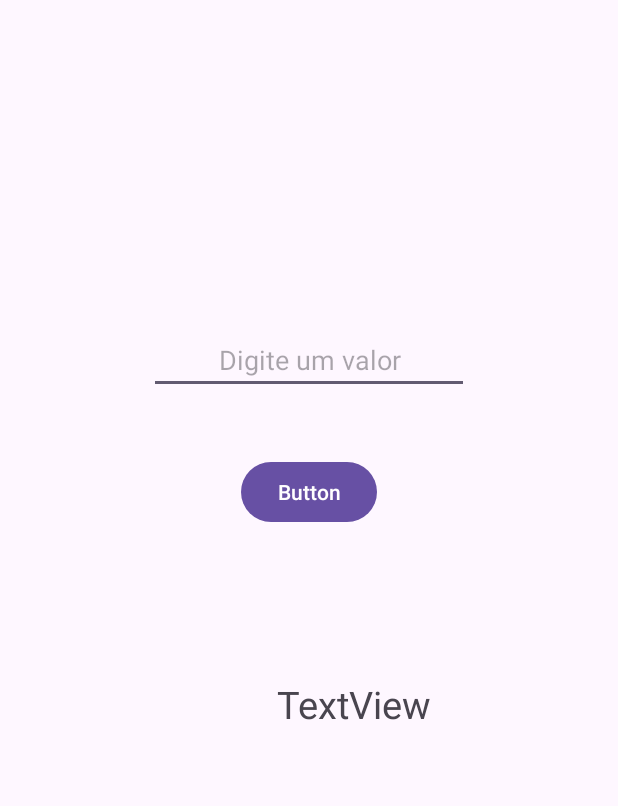
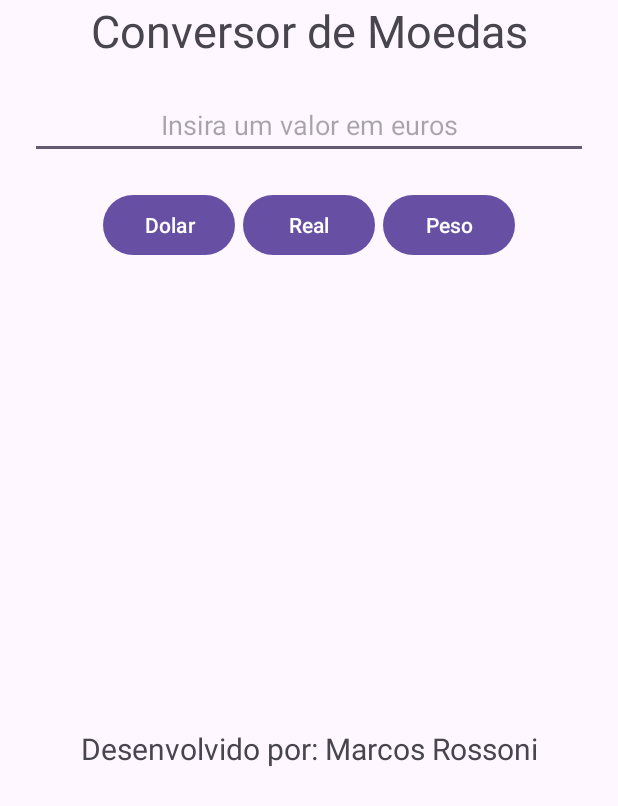
Before and after one commit to MarcosRossoni/conceitos-kotlin, an Android app: the layout activity_main.xml on its own in the app's theme, with its tools: preview values and no code run, on a phone screen of 412 x 824 dp. Shown: the top 806 px of the screen. Run offline under Robolectric (Android 15) with nearby library versions, the phone set to English and light mode, and no system bars.

Commit message:
alteracao no layote do conversor

```diff
--- a/Coversor/app/src/main/java/com/example/coversor/MainActivity.kt
+++ b/Coversor/app/src/main/java/com/example/coversor/MainActivity.kt
@@ -2,6 +2,7 @@ package com.example.coversor
 
 import androidx.appcompat.app.AppCompatActivity
 import android.os.Bundle
+import android.widget.Toast
 import com.example.coversor.databinding.ActivityMainBinding
 
 class MainActivity : AppCompatActivity() {
@@ -12,11 +13,27 @@ class MainActivity : AppCompatActivity() {
         binding = ActivityMainBinding.inflate(layoutInflater)
         setContentView(binding.root)
 
-        binding.buttonConverter.setOnClickListener {
-            val euro = binding.vlEuro.text.toString().toDouble()
-            var dolar = String.format("%.2f", euro * 1.6)
+        binding.buttonDolar.setOnClickListener {
+            escrever(0.8)
+        }
 
-            binding.vlConverter.text = "$dolar$"
+        binding.buttonPeso.setOnClickListener {
+            escrever(10.2)
+        }
+
+        binding.buttonReal.setOnClickListener {
+            escrever(5.0)
         }
     }
+
+    private fun escrever(taxa: Double) {
+        val euro = binding.editEuros.text.toString().trim()
+
+        if (!euro.isEmpty()){
+            val resultado = euro.toDouble() * taxa
+            Toast.makeText(applicationContext, "$resultado$", Toast.LENGTH_SHORT).show()
+        }
+    }
+
+
 }
--- a/Coversor/app/src/main/res/layout/activity_main.xml
+++ b/Coversor/app/src/main/res/layout/activity_main.xml
@@ -1,43 +1,60 @@
 <?xml version="1.0" encoding="utf-8"?>
-<androidx.constraintlayout.widget.ConstraintLayout xmlns:android="http://schemas.android.com/apk/res/android"
+<LinearLayout xmlns:android="http://schemas.android.com/apk/res/android"
     xmlns:app="http://schemas.android.com/apk/res-auto"
     xmlns:tools="http://schemas.android.com/tools"
     android:layout_width="match_parent"
     android:layout_height="match_parent"
+    android:orientation="vertical"
     tools:context=".MainActivity">
 
+    <TextView
+        android:layout_width="match_parent"
+        android:layout_height="wrap_content"
+        android:gravity="center"
+        android:text="Conversor de Moedas"
+        android:textSize="30sp" />
+
     <EditText
-        android:id="@+id/vl_euro"
-        android:layout_width="wrap_content"
+        android:id="@+id/edit_euros"
+        android:layout_width="match_parent"
         android:layout_height="wrap_content"
-        android:layout_marginTop="217dp"
-        android:ems="10"
+        android:layout_margin="20dp"
         android:gravity="center"
-        android:hint="Digite um valor"
-        android:inputType="text"
-        app:layout_constraintEnd_toEndOf="parent"
-        app:layout_constraintStart_toStartOf="parent"
-        app:layout_constraintTop_toTopOf="parent" />
+        android:hint="Insira um valor em euros"
+        android:inputType="number|numberDecimal|numberSigned" />
 
-    <Button
-        android:id="@+id/button_converter"
-        android:layout_width="wrap_content"
+    <LinearLayout
+        android:layout_width="match_parent"
         android:layout_height="wrap_content"
-        android:layout_marginTop="41dp"
-        android:text="Button"
-        app:layout_constraintEnd_toEndOf="parent"
-        app:layout_constraintStart_toStartOf="parent"
-        app:layout_constraintTop_toBottomOf="@+id/vl_euro" />
+        android:gravity="center"
+        android:orientation="horizontal">
+
+        <Button
+            android:id="@+id/button_dolar"
+            android:layout_width="wrap_content"
+            android:layout_height="wrap_content"
+            android:text="Dolar" />
+
+        <Button
+            android:id="@+id/button_real"
+            android:layout_width="wrap_content"
+            android:layout_height="wrap_content"
+            android:layout_marginHorizontal="5dp"
+            android:text="Real" />
+
+        <Button
+            android:id="@+id/button_peso"
+            android:layout_width="wrap_content"
+            android:layout_height="wrap_content"
+            android:text="Peso" />
+    </LinearLayout>
 
     <TextView
-        android:id="@+id/vl_converter"
-        android:layout_width="wrap_content"
-        android:layout_height="wrap_content"
-        android:layout_marginStart="24dp"
-        android:layout_marginTop="100dp"
-        android:text="TextView"
-        android:textSize="25sp"
-        app:layout_constraintStart_toStartOf="@+id/button_converter"
-        app:layout_constraintTop_toBottomOf="@+id/button_converter" />
+        android:id="@+id/text_dolares"
+        android:layout_width="match_parent"
+        android:layout_height="match_parent"
+        android:gravity="center"
+        android:text="Desenvolvido por: Marcos Rossoni"
+        android:textSize="20sp" />
 
-</androidx.constraintlayout.widget.ConstraintLayout>
+</LinearLayout>
```
